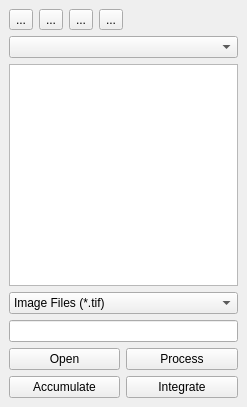
First picture: the form in source/qxrdfilebrowser.ui, repository guyjennings/qxrd, before the edit.
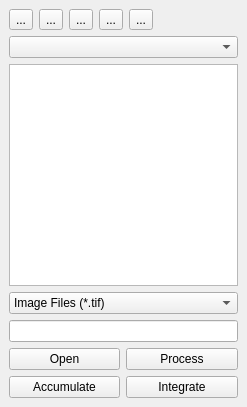
Second picture: the form after the edit. Icons and pictures are not drawn. Custom widgets are drawn as their Qt base class.

Commit message: Added file browser button to go to current acquisition directory

```diff
--- a/source/qxrdfilebrowser.ui
+++ b/source/qxrdfilebrowser.ui
@@ -79,6 +79,20 @@
         </property>
        </widget>
       </item>
+      <item>
+       <widget class="QToolButton" name="m_AcquisitionDirectoryButton">
+        <property name="toolTip">
+         <string>Change to acquisition output directory</string>
+        </property>
+        <property name="text">
+         <string>...</string>
+        </property>
+        <property name="icon">
+         <iconset resource="qxrdresources.qrc">
+          <normaloff>:/images/system-run.png</normaloff>:/images/system-run.png</iconset>
+        </property>
+       </widget>
+      </item>
       <item>
        <spacer name="horizontalSpacer">
         <property name="orientation">
```
Left out of the diff: 2 changed lines with no effect on the pictures. The commit also changes 2 other files.
